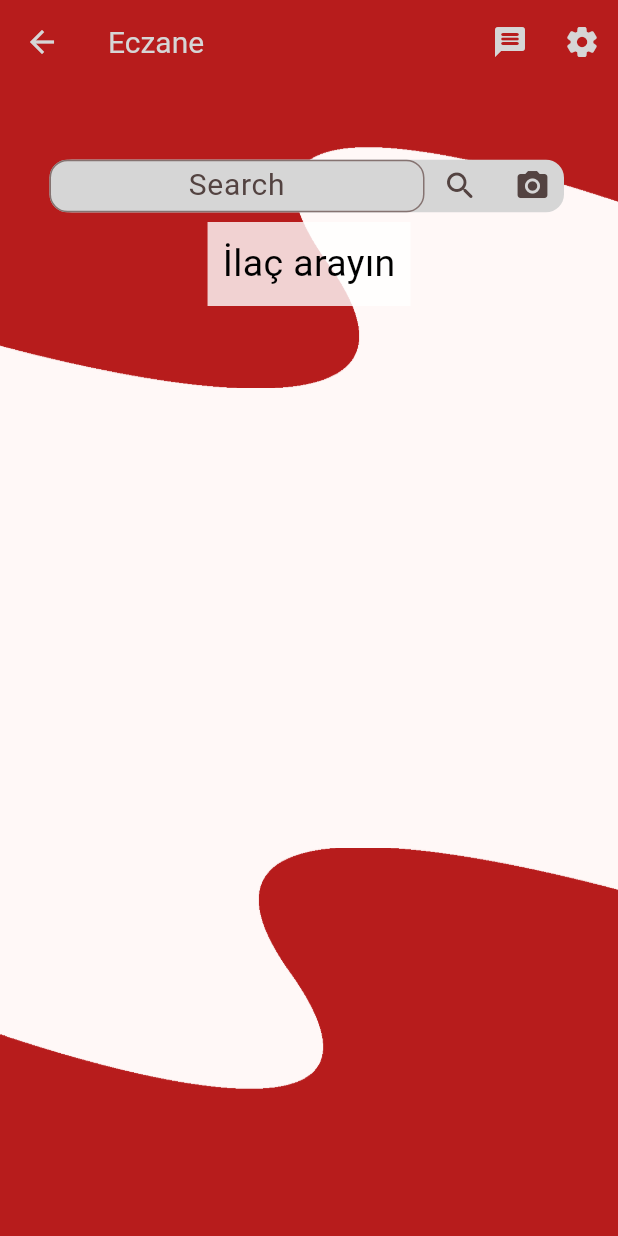
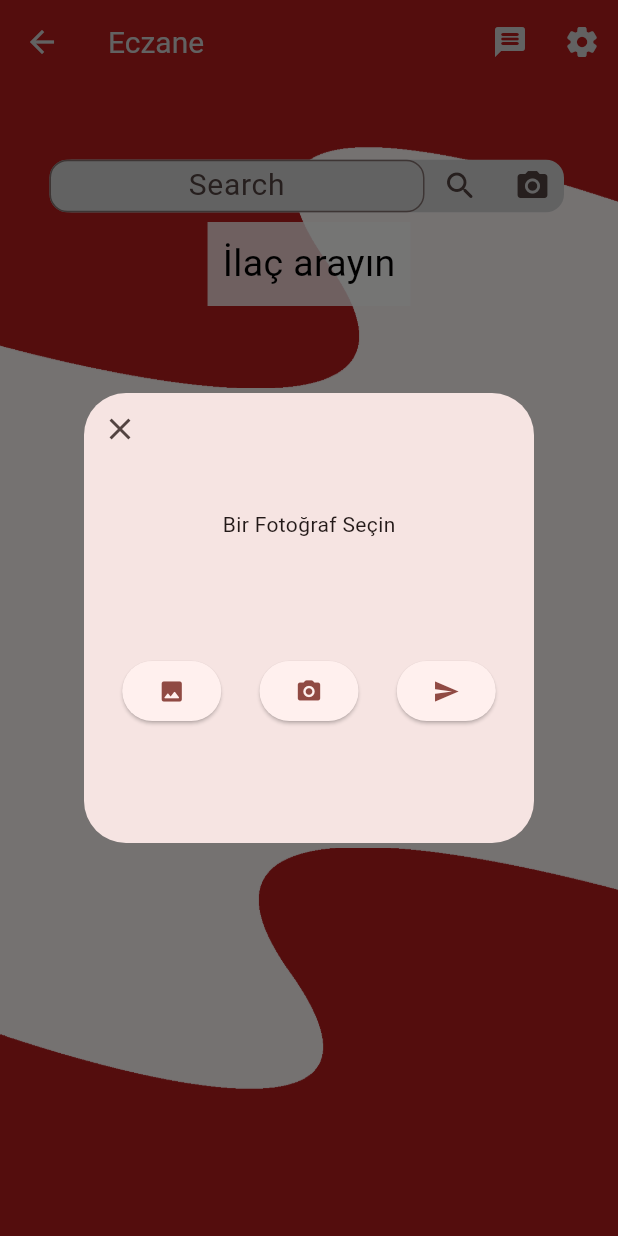
Before and after one commit to meteinam/e_czane, a Flutter app: the EczaneSearchPage screen opened directly, after a tap on the "camera alt" icon, on a phone screen of 412 x 824 dp. Run offline on Flutter 3.47's test engine with Material 3 defaults, Android fonts, the phone set to English and light mode, and no system bars; our stand-ins replace curved_navigation_bar, geolocator, google_maps_flutter, image_picker; missing offline and left inert: google_mlkit_text_recognition; Roboto replaces fonts that are missing (inter).

Commit message:
can recognize text from image and get gemini data from it

```diff
--- /dev/null
+++ b/lib/dialogs/image_picker_dialog.dart
@@ -0,0 +1,88 @@
+import 'dart:io';
+import 'package:e_czane/services/pick_image.dart';
+import 'package:flutter/material.dart';
+import 'package:google_mlkit_text_recognition/google_mlkit_text_recognition.dart';
+import 'package:image_picker/image_picker.dart';
+
+class ImagePickerDialog extends StatefulWidget {
+  const ImagePickerDialog(BuildContext context, {super.key});
+
+  @override
+  State<ImagePickerDialog> createState() => _ImagePickerDialogState();
+}
+
+class _ImagePickerDialogState extends State<ImagePickerDialog> {
+  XFile? image;
+  String? text;
+  @override
+  Widget build(BuildContext context) {
+    return Dialog(
+        child: Stack(
+      children: [
+        SizedBox(
+          height: 300,
+          width: 300,
+          child: Column(
+            mainAxisAlignment: MainAxisAlignment.spaceEvenly,
+            children: [
+              image != null
+                  ? Image.file(
+                      File(image!.path),
+                      width: 200,
+                      height: 200,
+                    )
+                  : const Text("Bir Fotoğraf Seçin"),
+              Row(mainAxisAlignment: MainAxisAlignment.spaceEvenly, children: [
+                ElevatedButton(
+                  onPressed: () async {
+                    image = await pickImageFromGallery();
+                    setState(() {});
+                  },
+                  child: const Icon(Icons.image_rounded),
+                ),
+                ElevatedButton(
+                  onPressed: () async {
+                    image = await pickImageFromCamera();
+                    setState(() {});
+                  },
+                  child: const Icon(Icons.camera_alt_rounded),
+                ),
+                ElevatedButton(
+                  onPressed: () async {
+                    if (image != null) {
+                      text = await extractText(image!);
+                      // ignore: use_build_context_synchronously
+                      Navigator.pop(context, text);
+                    } else {
+                      ScaffoldMessenger.of(context).showSnackBar(
+                          const SnackBar(content: Text("Fotoğraf Seçin")));
+                    }
+                  },
+                  child: const Icon(Icons.send),
+                )
+              ]),
+            ],
+          ),
+        ),
+        Positioned(
+          child: IconButton(
+            onPressed: () {
+              Navigator.pop(context, null);
+            },
+            icon: const Icon(Icons.close),
+          ),
+        )
+      ],
+    ));
+  }
+}
+
+Future<String?> extractText(XFile image) async {
+  final textRecognizer = TextRecognizer(script: TextRecognitionScript.latin);
+  final inputImage = InputImage.fromFilePath(image.path);
+  final RecognizedText recognizedText =
+      await textRecognizer.processImage(inputImage);
+  String text = recognizedText.text;
+  textRecognizer.close();
+  return text;
+}
--- a/lib/screens/search_page.dart
+++ b/lib/screens/search_page.dart
@@ -1,4 +1,5 @@
 import 'dart:async';
+import 'package:e_czane/dialogs/image_picker_dialog.dart';
 import 'package:e_czane/services/gemini.dart';
 import 'package:e_czane/style/color.dart';
 import 'package:e_czane/style/text_sytle.dart';
@@ -60,7 +61,19 @@ class _EczaneSearchPageState extends State<EczaneSearchPage> {
                     icon: const Icon(Icons.search_rounded),
                   ),
                   IconButton(
-                      onPressed: () {},
+                      onPressed: () {
+                        showDialog(
+                            barrierDismissible: false,
+                            context: context,
+                            builder: (context) =>
+                                ImagePickerDialog(context)).then((value) {
+                          setState(() {
+                            if (value != null) {
+                              response = getGeminiData(value!);
+                            }
+                          });
+                        });
+                      },
                       icon: const Icon(
                         Icons.camera_alt,
                       ))
@@ -69,7 +82,6 @@ class _EczaneSearchPageState extends State<EczaneSearchPage> {
             ]),
             SizedBox(
               height: 500,
-              child: Expanded(
               child: SingleChildScrollView(
                   child: FutureBuilder(
                       future: response,
@@ -98,7 +110,6 @@ class _EczaneSearchPageState extends State<EczaneSearchPage> {
                           return const Text("Bir hata oluştu");
                         }
                       })),
-              ),
             )
           ],
         ));
--- a/pubspec.yaml
+++ b/pubspec.yaml
@@ -41,6 +41,8 @@ dependencies:
   http: ^1.2.1
   permission_handler: ^11.3.0
   flutter_gemini: ^2.0.3
+  google_mlkit_text_recognition: ^0.11.0
+  image_picker: ^1.0.7
 
 dev_dependencies:
   flutter_test:
@@ -51,7 +53,7 @@ dev_dependencies:
   # activated in the `analysis_options.yaml` file located at the root of your
   # package. See that file for information about deactivating specific lint
   # rules and activating additional ones.
-  flutter_lints: ^2.0.0
+  flutter_lints: ^3.0.2
 
 # For information on the generic Dart part of this file, see the
 # following page: https://dart.dev/tools/pub/pubspec
```
Also changed, not shown: lib/services/pick_image.dart (added, +19 -0 lines), pubspec.lock, 7 other files. Lines whose indentation alone changed are shown as unchanged.
